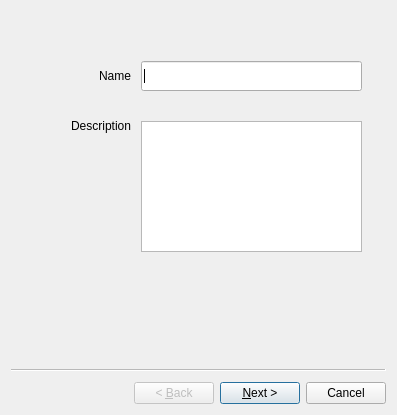
The window that afrl_zcu106_gui/ui/qemulaunchwizard.ui (nasa-itc/afrl-zcu106-gui) describes before a commit, drawn with Qt 5.
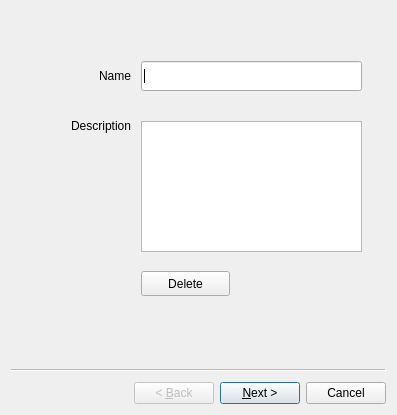
The same window after the commit. Icons and pictures are not drawn.

Commit message: added ability to delete a qemu instance with confirmation prompt, currently just deletes the env file associated with the qemu config

What changed in the file:
```diff
--- a/afrl_zcu106_gui/ui/qemulaunchwizard.ui
+++ b/afrl_zcu106_gui/ui/qemulaunchwizard.ui
@@ -66,6 +66,19 @@
      </rect>
     </property>
    </widget>
+   <widget class="QPushButton" name="deletePushButton">
+    <property name="geometry">
+     <rect>
+      <x>130</x>
+      <y>260</y>
+      <width>89</width>
+      <height>25</height>
+     </rect>
+    </property>
+    <property name="text">
+     <string>Delete</string>
+    </property>
+   </widget>
   </widget>
   <widget class="QWizardPage" name="qemuLaunchWizardImagePage">
    <widget class="QFrame" name="frame_6">
```
The commit also changes 2 other files.
